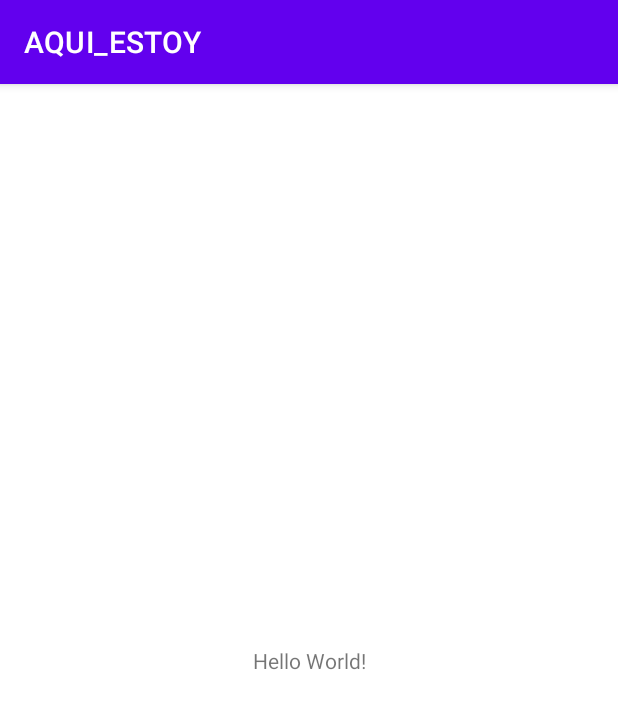
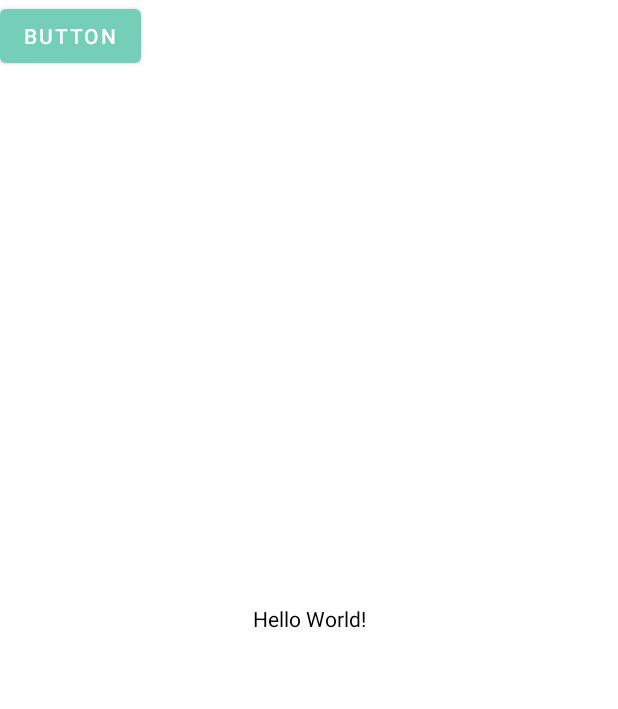
Before and after one commit to CarolinaAdrianaHidalgoAvila/AQUI_ESTOY_MOVIL, an Android app: the screen it shows after launch (MainActivity), on a phone screen of 412 x 824 dp. Shown: the top 709 px of the screen. Run offline under Robolectric (Android 15) with nearby library versions, the light colour scheme and no system bars.

Commit message:
Style of the aplication changed

```diff
--- a/app/src/main/AndroidManifest.xml
+++ b/app/src/main/AndroidManifest.xml
@@ -9,7 +9,7 @@
         android:icon="@mipmap/ic_launcher"
         android:label="@string/app_name"
         android:supportsRtl="true"
-        android:theme="@style/Theme.AQUI_ESTOY"
+        android:theme="@style/Theme.AQUI_ESTOY_light"
         tools:targetApi="31">
         <activity
             android:name=".MainActivity"
--- a/app/src/main/res/layout/activity_main.xml
+++ b/app/src/main/res/layout/activity_main.xml
@@ -15,4 +15,12 @@
         app:layout_constraintStart_toStartOf="parent"
         app:layout_constraintTop_toTopOf="parent" />
 
+    <Button
+        android:id="@+id/button"
+        android:layout_width="wrap_content"
+        android:layout_height="wrap_content"
+        android:text="Button"
+        tools:layout_editor_absoluteX="158dp"
+        tools:layout_editor_absoluteY="289dp" />
+
 </androidx.constraintlayout.widget.ConstraintLayout>
--- a/app/src/main/res/values-night/themes.xml
+++ b/app/src/main/res/values-night/themes.xml
@@ -1,16 +1,17 @@
 <resources xmlns:tools="http://schemas.android.com/tools">
     <!-- Base application theme. -->
-    <style name="Theme.AQUI_ESTOY" parent="Theme.MaterialComponents.DayNight.DarkActionBar">
+    <style name="Theme.AQUI_ESTOY_dark" parent="Theme.MaterialComponents.DayNight.NoActionBar">
         <!-- Primary brand color. -->
-        <item name="colorPrimary">@color/purple_200</item>
-        <item name="colorPrimaryVariant">@color/purple_700</item>
+        <item name="colorPrimary">@color/teal_500</item>
+        <item name="colorPrimaryVariant">@color/teal_500</item>
         <item name="colorOnPrimary">@color/black</item>
         <!-- Secondary brand color. -->
-        <item name="colorSecondary">@color/teal_200</item>
-        <item name="colorSecondaryVariant">@color/teal_200</item>
+        <item name="colorSecondary">@color/ambar_200</item>
+        <item name="colorSecondaryVariant">@color/ambar_500</item>
         <item name="colorOnSecondary">@color/black</item>
         <!-- Status bar color. -->
-        <item name="android:statusBarColor">?attr/colorPrimaryVariant</item>
+        <item name="android:statusBarColor">?attr/colorSecondaryVariant</item>
         <!-- Customize your theme here. -->
+        <item name="android:windowBackground">?attr/colorOnPrimary</item>
     </style>
 </resources>
--- a/app/src/main/res/values/colors.xml
+++ b/app/src/main/res/values/colors.xml
@@ -3,8 +3,10 @@
     <color name="purple_200">#FFBB86FC</color>
     <color name="purple_500">#FF6200EE</color>
     <color name="purple_700">#FF3700B3</color>
-    <color name="teal_200">#FF03DAC5</color>
-    <color name="teal_700">#FF018786</color>
+    <color name="teal_200">#BBDFC8</color>
+    <color name="teal_500">#75CFB8</color>
     <color name="black">#FF000000</color>
     <color name="white">#FFFFFFFF</color>
+    <color name="ambar_500">#FFC478</color>
+    <color name="ambar_200">#F0E5D8</color>
 </resources>
--- a/app/src/main/res/values/themes.xml
+++ b/app/src/main/res/values/themes.xml
@@ -1,16 +1,18 @@
 <resources xmlns:tools="http://schemas.android.com/tools">
     <!-- Base application theme. -->
-    <style name="Theme.AQUI_ESTOY" parent="Theme.MaterialComponents.DayNight.DarkActionBar">
+    <style name="Theme.AQUI_ESTOY_light" parent="Theme.MaterialComponents.DayNight.NoActionBar">
         <!-- Primary brand color. -->
-        <item name="colorPrimary">@color/purple_500</item>
-        <item name="colorPrimaryVariant">@color/purple_700</item>
+        <item name="colorPrimary">@color/teal_500</item>
+        <item name="colorPrimaryVariant">@color/teal_500</item>
         <item name="colorOnPrimary">@color/white</item>
         <!-- Secondary brand color. -->
-        <item name="colorSecondary">@color/teal_200</item>
-        <item name="colorSecondaryVariant">@color/teal_700</item>
+        <item name="colorSecondary">@color/ambar_200</item>
+        <item name="colorSecondaryVariant">@color/ambar_500</item>
         <item name="colorOnSecondary">@color/black</item>
         <!-- Status bar color. -->
-        <item name="android:statusBarColor">?attr/colorPrimaryVariant</item>
+        <item name="android:statusBarColor">?attr/colorSecondaryVariant</item>
         <!-- Customize your theme here. -->
+        <item name="android:windowBackground">?attr/colorOnPrimary</item>
+        <item name="android:textColor">?attr/colorOnSecondary</item>
     </style>
 </resources>
```
